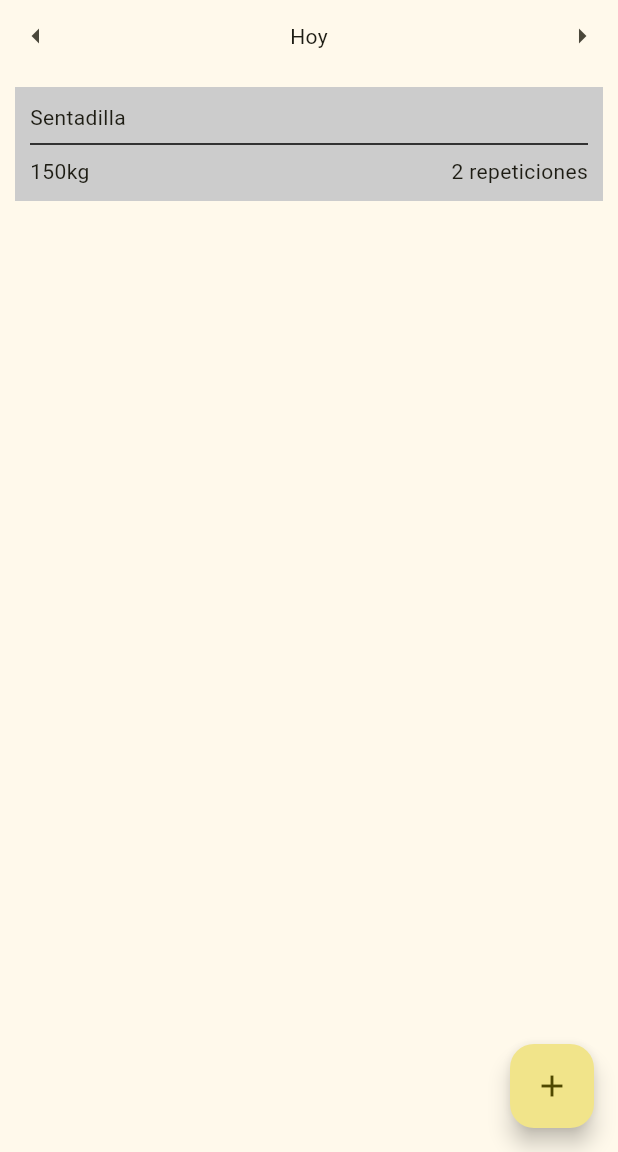
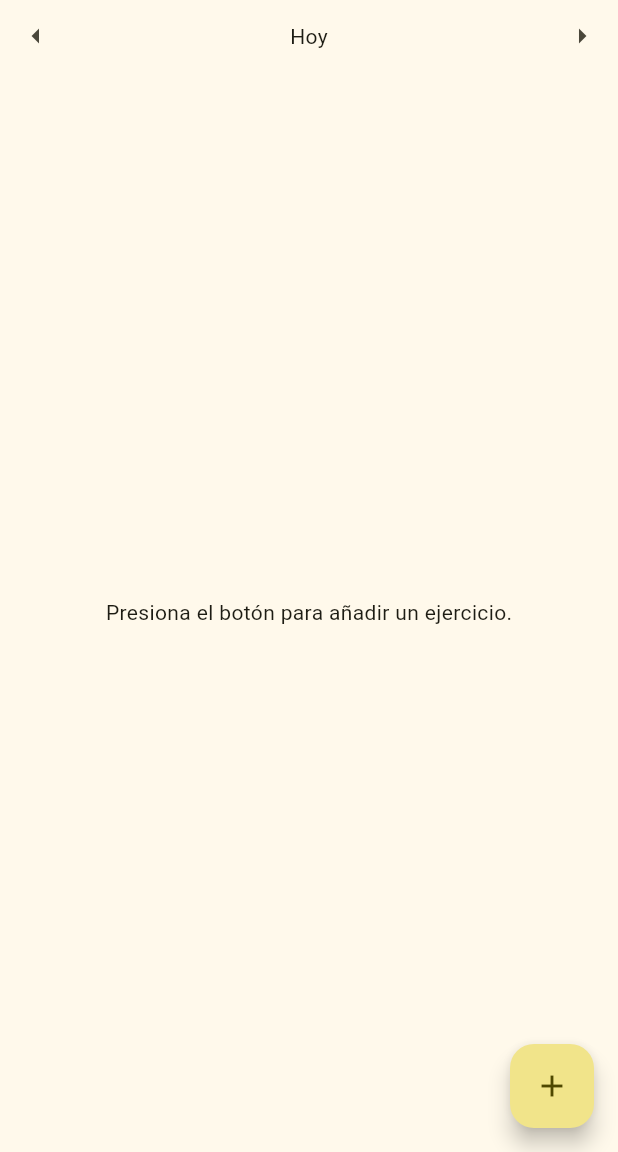
Before and after one commit to danilopedraza/freelog, a Flutter app: the screen it shows after launch, on a phone screen of 412 x 824 dp, the part 84-1236 px from its top. Run offline on Flutter 3.47's test engine with Material 2 defaults, Android fonts, the phone set to English and light mode, and no system bars.

Commit message:
replace Spacer with Expanded

```diff
--- a/lib/main.dart
+++ b/lib/main.dart
@@ -73,34 +73,34 @@
           Row(
             children: [
               IconButton(onPressed: () {}, icon: const Icon(Icons.arrow_left)),
-              const Spacer(),
-              const Text("Hoy"),
-              const Spacer(),
+              const Expanded(child: Center(child: Text("Hoy"))),
               IconButton(onPressed: () {}, icon: const Icon(Icons.arrow_right)),
             ],
           ),
-          Container(
-            color: const Color.fromARGB(255, 204, 204, 204),
-            margin: const EdgeInsets.all(10.0),
-            padding: const EdgeInsets.all(10.0),
-            child: const Column(children: [
-              Row(
-                children: [
-                  Text("Sentadilla"),
-                  Spacer(),
-                ],
-              ),
-              Divider(
-                color: Colors.black,
-              ),
-              Row(
-                children: [Text("150kg"), Spacer(), Text("2 repeticiones")],
+          // Container(
+          //   color: const Color.fromARGB(255, 204, 204, 204),
+          //   margin: const EdgeInsets.all(10.0),
+          //   padding: const EdgeInsets.all(10.0),
+          //   child: const Column(children: [
+          //     Row(
+          //       children: [
+          //         Text("Sentadilla"),
+          //         Spacer(),
+          //       ],
+          //     ),
+          //     Divider(
+          //       color: Colors.black,
+          //     ),
+          //     Row(
+          //       children: [Text("150kg"), Spacer(), Text("2 repeticiones")],
+          //     )
+          //   ]),
+          // ),
+          const Expanded(
+            child: Center(
+                child: Text("Presiona el botón para añadir un ejercicio."),
               )
-            ]),
-          ),
-          // const Spacer(),
-          // const Text("Presiona el botón para añadir un ejercicio."),
-          // const Spacer(),
+            ),
         ],
       ),
       floatingActionButton: FloatingActionButton(
```
